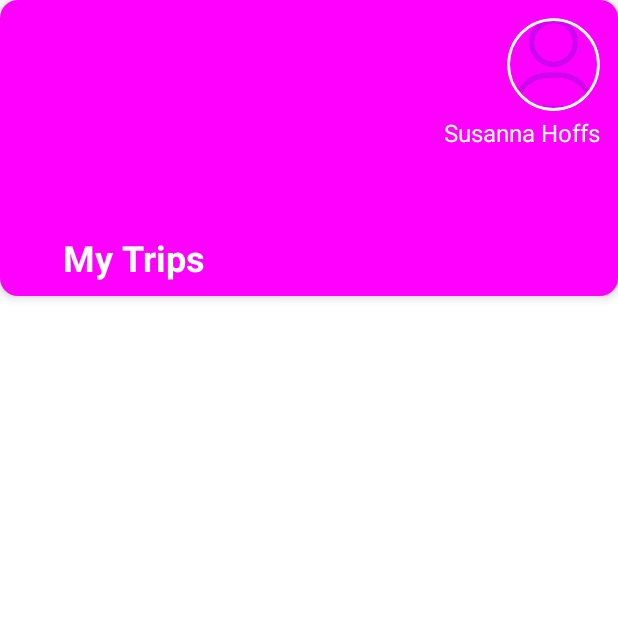
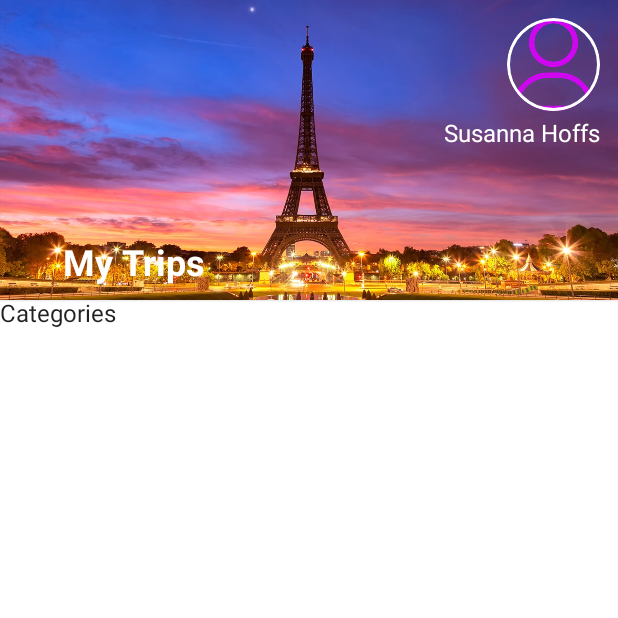
Before and after one commit to oliveiraclara/LoginApp, an Android app built with Jetpack Compose: the Trip screen opened directly, with no data from a screen before it, on a phone screen of 412 x 824 dp, the top half of it. Run offline under Robolectric (Android 15) with nearby library versions, the phone set to English and light mode, and no system bars.

Commit message:
lista de categorias

```diff
--- a/app/src/main/java/br/senai/sp/jandira/loginapp/gui/HomeActivity.kt
+++ b/app/src/main/java/br/senai/sp/jandira/loginapp/gui/HomeActivity.kt
@@ -19,6 +19,8 @@ import androidx.compose.ui.Alignment
 import androidx.compose.ui.Modifier
 import androidx.compose.ui.draw.clip
 import androidx.compose.ui.graphics.Color
+import androidx.compose.ui.graphics.RectangleShape
+import androidx.compose.ui.layout.ContentScale
 import androidx.compose.ui.res.painterResource
 import androidx.compose.ui.res.stringResource
 import androidx.compose.ui.text.font.FontWeight
@@ -54,29 +56,35 @@ fun Greeting3(name: String) {
 fun TripApp() {
     LoginAppTheme {
         Surface(modifier = Modifier.fillMaxSize()) {
-            Column(){
+            Column() {
                 Card(
-                    modifier = Modifier.height(197.dp),
-                    elevation = 4.dp,
-                    shape = RoundedCornerShape(size = 12.dp),
-                    backgroundColor = Color.Magenta
-                ){
+                    modifier = Modifier
+                        .fillMaxWidth()
+                        .height(200.dp),
+                    shape = RectangleShape
+                ) {
+                    Image(
+                        painter = painterResource(id = br.senai.sp.jandira.loginapp.R.drawable.home),
+                        contentDescription = "",
+                        modifier = Modifier.fillMaxWidth(),
+                        contentScale = ContentScale.Crop
+                    )
                     Column(
                         modifier = Modifier
                             .fillMaxWidth()
                             .padding(top = 12.dp, end = 12.dp),
                         horizontalAlignment = Alignment.End
-                    ){
+                    ) {
                         Image(
-                            painter =painterResource(id = br.senai.sp.jandira.loginapp.R.drawable.user),
-                            contentDescription =stringResource(id = br.senai.sp.jandira.loginapp.R.string.susanna_description),
+                            painter = painterResource(id = br.senai.sp.jandira.loginapp.R.drawable.user),
+                            contentDescription = stringResource(id = br.senai.sp.jandira.loginapp.R.string.susanna_description),
                             modifier = Modifier
                                 .size(62.dp)
                                 .clip(shape = CircleShape)
                                 .border(2.dp, Color.White, shape = CircleShape)
                         )
                         Text(
-                            text =stringResource(id = br.senai.sp.jandira.loginapp.R.string.susanna_hoffs),
+                            text = stringResource(id = br.senai.sp.jandira.loginapp.R.string.susanna_hoffs),
                             modifier = Modifier.padding(top = 6.dp),
                             color = Color.White
                         )
@@ -86,11 +94,11 @@ fun TripApp() {
                             .fillMaxWidth()
                             .padding(start = 16.dp),
                         verticalArrangement = Arrangement.Bottom
-                    ){
-                        Row(){
+                    ) {
+                        Row() {
                         }
                         Text(
-                            text =stringResource(id = br.senai.sp.jandira.loginapp.R.string.my_trips),
+                            text = stringResource(id = br.senai.sp.jandira.loginapp.R.string.my_trips),
                             modifier = Modifier.padding(start = 26.dp, bottom = 10.dp),
                             color = Color.White,
                             fontSize = 24.sp,
@@ -98,9 +106,8 @@ fun TripApp() {
                         )
                     }
                 }
-
-                }
+                Text(text = stringResource(id = br.senai.sp.jandira.loginapp.R.string.categories))
             }
-
         }
     }
+}
--- a/app/src/main/res/values/strings.xml
+++ b/app/src/main/res/values/strings.xml
@@ -18,6 +18,7 @@
     <string name="title_activity_trips">Trips</string>
     <string name="title_activity_trip">Trip</string>
     <string name="title_activity_home">HomeActivity</string>
+    <string name="categories">Categories</string>
     <string name="susanna_description">Susanna image</string>
     <string name="susanna_hoffs">Susanna Hoffs</string>
     <string name="location_description">Location Icon</string>
```
Also changed, not shown: app/src/main/java/br/senai/sp/jandira/loginapp/model/Category.kt (added, +10 -0 lines), app/src/main/java/br/senai/sp/jandira/loginapp/repository/CategoryRepository.kt (added, +22 -0 lines), app/src/main/res/drawable/beach.png (added), app/src/main/res/drawable/business.png (added), app/src/main/res/drawable/home.jpeg (added), app/src/main/res/drawable/montain.png (added), app/src/main/res/drawable/snow.png (added).
